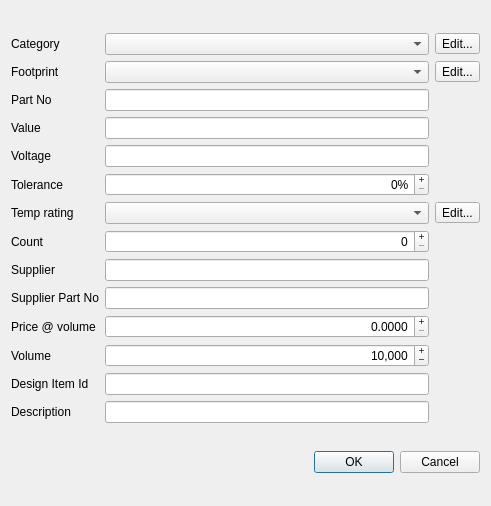
First picture: the form in dialog_component.ui, repository MikaelStrom/compdb, before the edit.
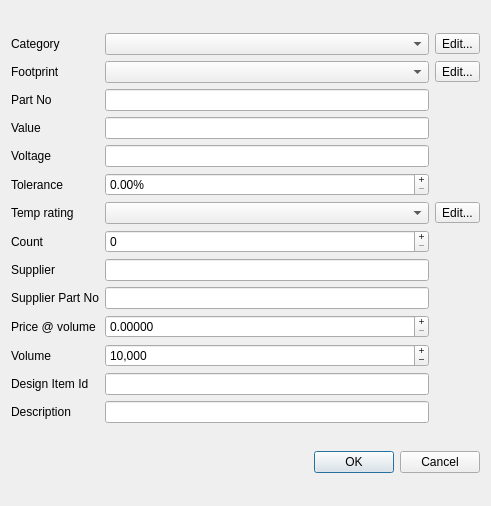
Second picture: the form after the edit.

Patch:
```diff
--- a/dialog_component.ui
+++ b/dialog_component.ui
@@ -65,8 +65,11 @@
        <property name="focusPolicy">
         <enum>Qt::StrongFocus</enum>
        </property>
+       <property name="layoutDirection">
+        <enum>Qt::LeftToRight</enum>
+       </property>
        <property name="alignment">
-        <set>Qt::AlignRight|Qt::AlignTrailing|Qt::AlignVCenter</set>
+        <set>Qt::AlignLeading|Qt::AlignLeft|Qt::AlignVCenter</set>
        </property>
        <property name="buttonSymbols">
         <enum>QAbstractSpinBox::PlusMinus</enum>
@@ -244,8 +247,11 @@
        <property name="focusPolicy">
         <enum>Qt::StrongFocus</enum>
        </property>
+       <property name="layoutDirection">
+        <enum>Qt::LeftToRight</enum>
+       </property>
        <property name="alignment">
-        <set>Qt::AlignRight|Qt::AlignTrailing|Qt::AlignVCenter</set>
+        <set>Qt::AlignLeading|Qt::AlignLeft|Qt::AlignVCenter</set>
        </property>
        <property name="buttonSymbols">
         <enum>QAbstractSpinBox::PlusMinus</enum>
@@ -296,8 +302,11 @@
        <property name="focusPolicy">
         <enum>Qt::StrongFocus</enum>
        </property>
+       <property name="layoutDirection">
+        <enum>Qt::LeftToRight</enum>
+       </property>
        <property name="alignment">
-        <set>Qt::AlignRight|Qt::AlignTrailing|Qt::AlignVCenter</set>
+        <set>Qt::AlignLeading|Qt::AlignLeft|Qt::AlignVCenter</set>
        </property>
        <property name="buttonSymbols">
         <enum>QAbstractSpinBox::PlusMinus</enum>
@@ -309,7 +318,7 @@
         <bool>true</bool>
        </property>
        <property name="decimals">
-        <number>4</number>
+        <number>5</number>
        </property>
        <property name="maximum">
         <double>999999999.000000000000000</double>
@@ -320,7 +329,7 @@
       </widget>
      </item>
      <item row="5" column="1">
-      <widget class="QSpinBox" name="sp_tolerance">
+      <widget class="QDoubleSpinBox" name="sp_tolerance">
        <property name="sizePolicy">
         <sizepolicy hsizetype="Expanding" vsizetype="Fixed">
          <horstretch>0</horstretch>
@@ -330,26 +339,20 @@
        <property name="focusPolicy">
         <enum>Qt::StrongFocus</enum>
        </property>
+       <property name="layoutDirection">
+        <enum>Qt::LeftToRight</enum>
+       </property>
        <property name="frame">
         <bool>true</bool>
        </property>
        <property name="alignment">
-        <set>Qt::AlignRight|Qt::AlignTrailing|Qt::AlignVCenter</set>
+        <set>Qt::AlignLeading|Qt::AlignLeft|Qt::AlignVCenter</set>
        </property>
        <property name="buttonSymbols">
         <enum>QAbstractSpinBox::PlusMinus</enum>
        </property>
        <property name="suffix">
-        <string notr="true">%</string>
-       </property>
-       <property name="prefix">
-        <string/>
-       </property>
-       <property name="minimum">
-        <number>0</number>
-       </property>
-       <property name="maximum">
-        <number>100</number>
+        <string>%</string>
        </property>
       </widget>
      </item>
```
Left out of the diff: 14 changed lines with no effect on the pictures.
